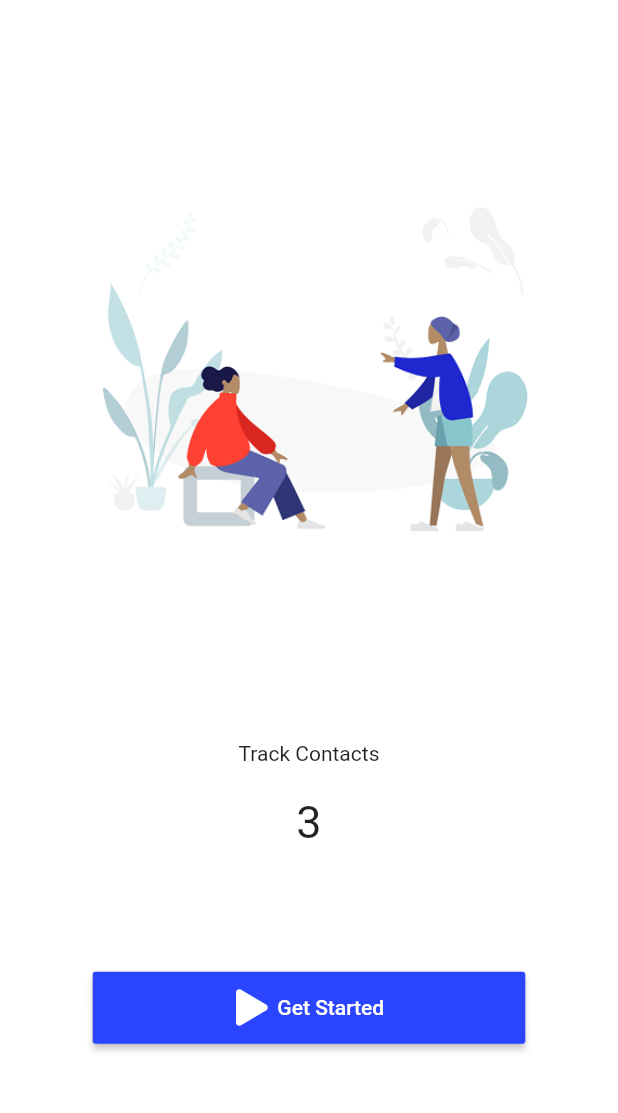
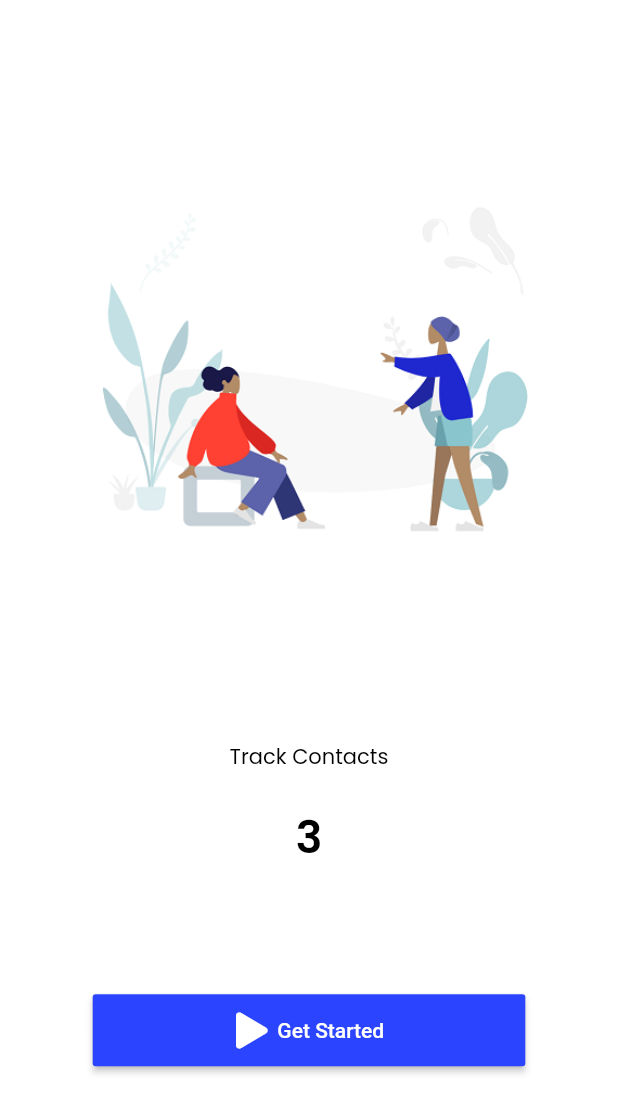
Before and after one commit to Dennis247/covid-tracker, a Flutter app: the screen it shows after launch, swiped to page 3, on a phone screen of 412 x 824 dp. Shown: the top 1113 px of the screen. Run offline on Flutter 3.47's test engine with Material 2 defaults, Android fonts, the phone set to English and light mode, and no system bars; drawn by our look-alikes of liquid_swipe; our stand-ins replace firebase_auth, firebase_database, font_awesome_flutter, google_fonts, google_sign_in, shared_preferences and 1 more; missing offline and left inert: background_location, device_id, great_circle_distance2; accounts and stored records are empty.

Commit message:
phase 1 completed

```diff
--- a/lib/main.dart
+++ b/lib/main.dart
@@ -26,6 +26,7 @@ class MyApp extends StatelessWidget {
         child: Consumer<AuthProvider>(
           builder: (context, authData, _) {
             return MaterialApp(
+              debugShowCheckedModeBanner: false,
               title: 'Corona Tracker',
               theme: ThemeData(primaryColor: Constants.primaryColor),
               home: authData.isLoggedIn
--- a/lib/model/deviceModel.dart
+++ b/lib/model/deviceModel.dart
@@ -5,12 +5,14 @@ class Device {
   final String userId;
   final double latitude;
   final double longitude;
+  final DateTime locationTime;
 
   Device({
     @required this.deviceId,
     @required this.userId,
     @required this.latitude,
     @required this.longitude,
+    @required this.locationTime,
   });
 
   static List<Device> devicetListFromJson(List collection) {
@@ -23,5 +25,6 @@ class Device {
       : deviceId = json['deviceId'],
         latitude = json['latitude'],
         longitude = json['longitude'],
+        locationTime = json['locationTime'],
         userId = json['userId'];
 }
--- a/lib/provider/userProvider.dart
+++ /dev/null
@@ -1,3 +0,0 @@
-import 'package:covid_tracker/model/userModel.dart';
-import 'package:firebase_database/firebase_database.dart';
-import 'package:flutter/material.dart';
--- a/lib/ui/pages/onboardingPage.dart
+++ b/lib/ui/pages/onboardingPage.dart
@@ -1,8 +1,8 @@
 import 'package:covid_tracker/utils/constants.dart';
+import 'package:covid_tracker/utils/styles.dart';
 import 'package:flutter/material.dart';
 import 'package:font_awesome_flutter/font_awesome_flutter.dart';
 import 'package:liquid_swipe/liquid_swipe.dart';
-
 import 'authPage.dart';
 
 class OnBoardingPage extends StatefulWidget {
@@ -25,13 +25,16 @@ class _OnBoardingPageState extends State<OnBoardingPage> {
                   image: DecorationImage(
                       image: AssetImage(imagePath), fit: BoxFit.contain)),
             ),
-            Text(introText),
+            Text(
+              introText,
+              style: AppStyle.mediumTextSTyle,
+            ),
             SizedBox(
               height: 20,
             ),
             Text(
               pageNo.toString(),
-              style: TextStyle(fontSize: 30),
+              style: AppStyle.largeTextSTyle,
             ),
             SizedBox(
               height: MediaQuery.of(context).size.height * 0.1,
--- /dev/null
+++ b/lib/utils/styles.dart
@@ -0,0 +1,41 @@
+import 'package:flutter/material.dart';
+import 'package:google_fonts/google_fonts.dart';
+
+class AppStyle {
+  static final headerTextStyle = GoogleFonts.poppins(
+    textStyle: TextStyle(
+        color: Colors.white, fontSize: 20, fontWeight: FontWeight.w500),
+  );
+
+  static final mediumTextSTyle = GoogleFonts.poppins(
+    textStyle: TextStyle(
+      color: Colors.black,
+      fontSize: 14,
+      fontWeight: FontWeight.normal,
+    ),
+  );
+
+  static final smallTextStyle = GoogleFonts.poppins(
+    textStyle: TextStyle(
+      color: Colors.grey,
+      fontSize: 11,
+      fontWeight: FontWeight.w500,
+    ),
+  );
+
+  static final mediumTextSTyleWhite = GoogleFonts.poppins(
+    textStyle: TextStyle(
+      color: Colors.white,
+      fontSize: 14,
+      fontWeight: FontWeight.normal,
+    ),
+  );
+
+  static final largeTextSTyle = GoogleFonts.poppins(
+    textStyle: TextStyle(
+      color: Colors.black,
+      fontSize: 30,
+      fontWeight: FontWeight.w600,
+    ),
+  );
+}
--- a/pubspec.yaml
+++ b/pubspec.yaml
@@ -36,6 +36,8 @@ dependencies:
   background_location:
   great_circle_distance2: ^1.0.1+1
   timeago: ^2.0.26
+  google_fonts: ^0.5.0+1
+  intl: ^0.16.1
 
 
 
```
Also changed, not shown: lib/provider/authProvider.dart (+15 -15 lines), lib/provider/contactProvider.dart (+29 -0 lines), lib/provider/deviceProvider.dart (+11 -2 lines), lib/ui/pages/authPage.dart (+3 -5 lines), lib/ui/pages/contactPage.dart (+100 -1 lines), lib/ui/pages/homePage.dart (+36 -4 lines), lib/ui/widgets/contactWidget.dart (+28 -7 lines), pubspec.lock, 1 other file.
